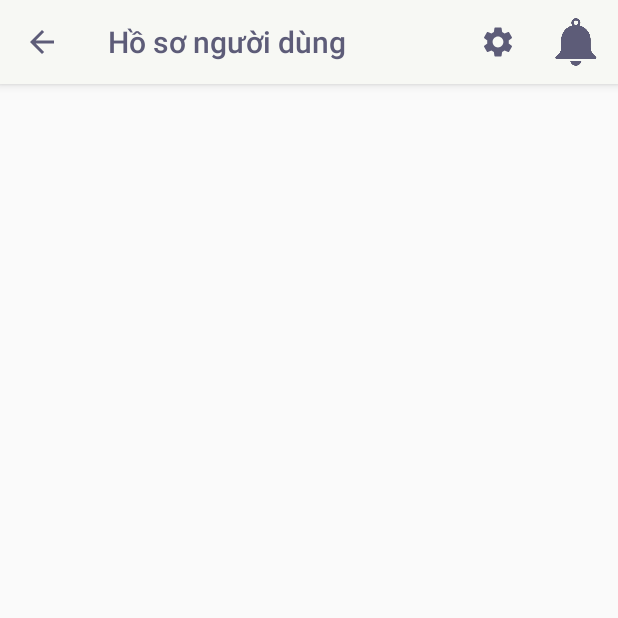
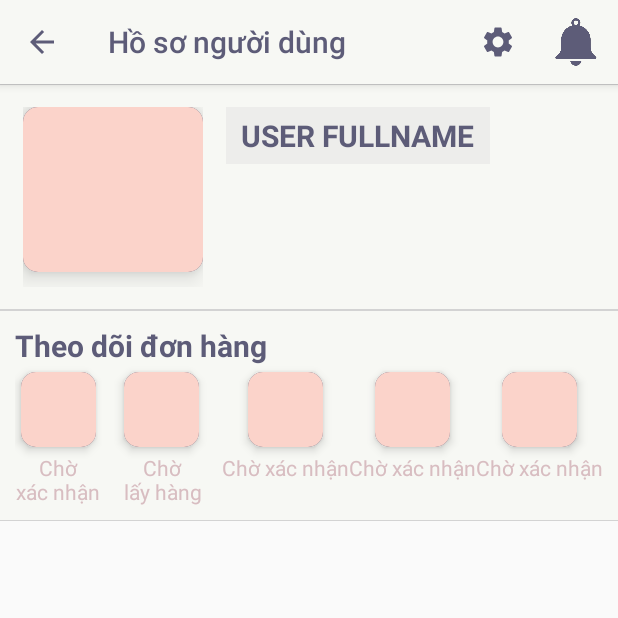
Before and after one commit to NTBichNgoc7202/FlashyStationery_Android, an Android app: the screen it shows after launch (UserProfileActivity), on a phone screen of 412 x 824 dp, the top half of it. Run offline under Robolectric (Android 15) with nearby library versions, the phone set to English and light mode, and no system bars.

Commit message:
New drawable 26/11

```diff
--- a/app/src/main/java/com/race/flashystationery/UserProfileActivity.java
+++ b/app/src/main/java/com/race/flashystationery/UserProfileActivity.java
@@ -1,11 +1,13 @@
 package com.race.flashystationery;
 
+import androidx.annotation.NonNull;
 import androidx.appcompat.app.ActionBar;
 import androidx.appcompat.app.AppCompatActivity;
 import androidx.appcompat.widget.Toolbar;
 
 import android.os.Bundle;
 import android.view.Menu;
+import android.view.MenuItem;
 
 import com.race.flashystationery.databinding.ActivityUserProfileBinding;
 
@@ -23,14 +25,9 @@ public class UserProfileActivity extends AppCompatActivity {
         binding = ActivityUserProfileBinding.inflate(getLayoutInflater());
         setContentView(binding.getRoot());
 
-        customActionBar();
+        getSupportActionBar().setDisplayHomeAsUpEnabled(true);
 
 
-    }
-
-    private void customActionBar() {
-
-        getSupportActionBar().setDisplayHomeAsUpEnabled(true);
     }
 
     @Override
@@ -38,4 +35,15 @@ public class UserProfileActivity extends AppCompatActivity {
         getMenuInflater().inflate(R.menu.user_profile_menu,menu);
         return super.onCreateOptionsMenu(menu);
     }
+
+    @Override
+    public boolean onOptionsItemSelected(@NonNull MenuItem item) {
+        if (item.getItemId() == R.id.mn_Setting){
+            //Opening Setting Act
+
+        } else if (item.getItemId() == R.id.mn_Notify){
+            //Opening Notification Act
+        }
+        return super.onOptionsItemSelected(item);
+    }
 }
--- a/app/src/main/res/layout/activity_user_profile.xml
+++ b/app/src/main/res/layout/activity_user_profile.xml
@@ -4,6 +4,131 @@
     xmlns:tools="http://schemas.android.com/tools"
     android:layout_width="match_parent"
     android:layout_height="match_parent"
-    tools:context="com.race.flashystationery.UserProfileActivity">
+    tools:context="com.race.flashystationery.UserProfileActivity"
+    android:orientation="vertical">
+
+    <LinearLayout
+        android:layout_width="match_parent"
+        android:layout_height="wrap_content"
+        android:orientation="horizontal"
+        android:padding="15dp"
+        android:background="@drawable/image_shadow_2">
+        <RelativeLayout
+            android:layout_width="120dp"
+            android:layout_height="120dp">
+            <ImageView
+                android:layout_width="150dp"
+                android:layout_height="150dp"
+                android:layout_marginBottom="10dp"
+                android:background="@drawable/image_shadow"
+                android:elevation="10dp"/>
+
+        </RelativeLayout>
+
+        <TextView
+            android:layout_width="wrap_content"
+            android:layout_height="wrap_content"
+            android:text="USER FULLNAME"
+            android:textSize="20sp"
+            android:textStyle="bold"
+            android:textColor="#5D5C78"
+            android:paddingHorizontal="10dp"
+            android:paddingVertical="5dp"
+            android:background="#4DD3D3D3"
+            android:elevation="0dp"
+            android:layout_marginStart="15dp" />
+    </LinearLayout>
+
+    <TableLayout
+        android:layout_width="match_parent"
+        android:layout_height="wrap_content"
+        android:background="@drawable/image_shadow_2"
+        android:stretchColumns="1"
+        android:padding="10dp">
+        <TableRow>
+            <TextView
+                android:layout_span="5"
+                android:text="Theo dõi đơn hàng"
+                android:textSize="20sp"
+                android:textStyle="bold"
+                android:textColor="#5D5C78"/>
+        </TableRow>
+        <TableRow>
+            <LinearLayout
+                android:orientation="vertical"
+                android:gravity="center_horizontal">
+                <ImageView
+                    android:layout_width="50dp"
+                    android:layout_height="50dp"
+                    android:background="@drawable/image_shadow"
+                    android:layout_margin="4dp"
+                    android:elevation="4dp"/>
+                <TextView
+                    android:layout_width="wrap_content"
+                    android:layout_height="wrap_content"
+                    android:text="Chờ\nxác nhận"
+                    android:textColor="#D8BDC1"
+                    android:gravity="center_horizontal"/>
+            </LinearLayout>
+            <LinearLayout
+                android:orientation="vertical"
+                android:gravity="center_horizontal">
+                <ImageView
+                    android:layout_width="50dp"
+                    android:layout_height="50dp"
+                    android:background="@drawable/image_shadow"
+                    android:layout_margin="4dp"
+                    android:elevation="4dp"/>
+                <TextView
+                    android:layout_width="wrap_content"
+                    android:layout_height="wrap_content"
+                    android:text="Chờ\nlấy hàng"
+                    android:textColor="#D8BDC1"
+                    android:gravity="center_horizontal"/>
+            </LinearLayout><LinearLayout
+            android:orientation="vertical"
+            android:gravity="center_horizontal">
+            <ImageView
+                android:layout_width="50dp"
+                android:layout_height="50dp"
+                android:background="@drawable/image_shadow"
+                android:layout_margin="4dp"
+                android:elevation="4dp"/>
+            <TextView
+                android:layout_width="wrap_content"
+                android:layout_height="wrap_content"
+                android:text="Chờ xác nhận"
+                android:textColor="#D8BDC1"/>
+        </LinearLayout><LinearLayout
+            android:orientation="vertical"
+            android:gravity="center_horizontal">
+            <ImageView
+                android:layout_width="50dp"
+                android:layout_height="50dp"
+                android:background="@drawable/image_shadow"
+                android:layout_margin="4dp"
+                android:elevation="4dp"/>
+            <TextView
+                android:layout_width="wrap_content"
+                android:layout_height="wrap_content"
+                android:text="Chờ xác nhận"
+                android:textColor="#D8BDC1"/>
+        </LinearLayout><LinearLayout
+            android:orientation="vertical"
+            android:gravity="center_horizontal">
+            <ImageView
+                android:layout_width="50dp"
+                android:layout_height="50dp"
+                android:background="@drawable/image_shadow"
+                android:layout_margin="4dp"
+                android:elevation="4dp"/>
+            <TextView
+                android:layout_width="wrap_content"
+                android:layout_height="wrap_content"
+                android:text="Chờ xác nhận"
+                android:textColor="#D8BDC1"/>
+        </LinearLayout>
+        </TableRow>
+    </TableLayout>
 
 </LinearLayout>
```
